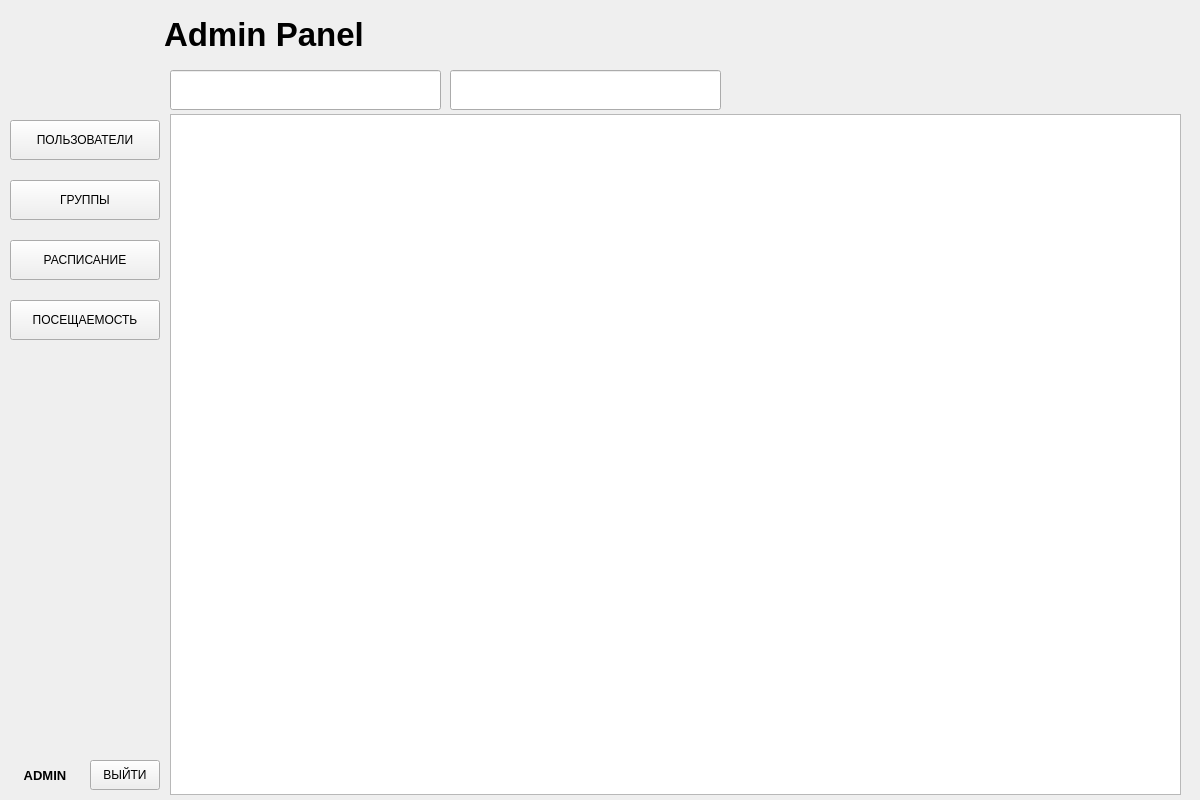
EL0re/SEM5_VPICMV_COURSEWORK, file sprots_club/mainwindow.ui: the form before one commit.
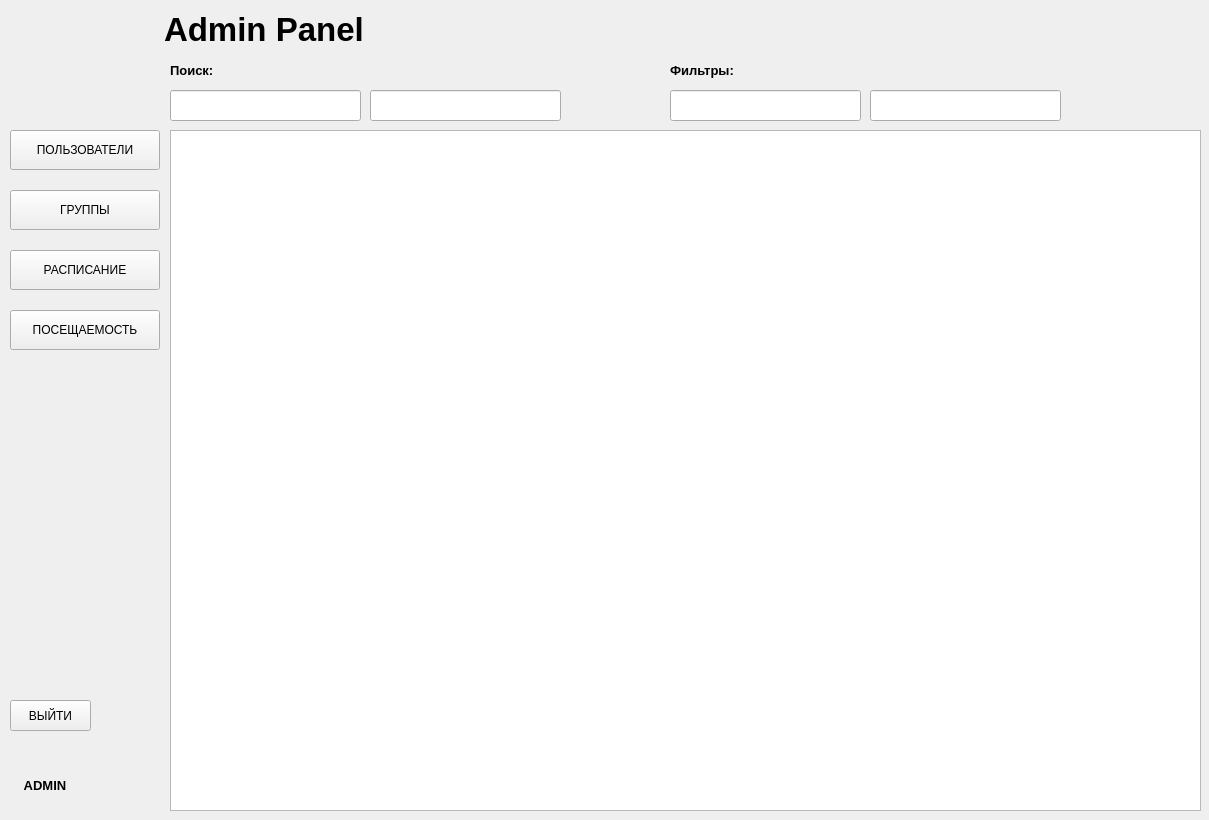
The form after the commit.

Commit message: add new elements on ui-s

What changed in the file:
```diff
--- a/sprots_club/mainwindow.ui
+++ b/sprots_club/mainwindow.ui
@@ -6,8 +6,8 @@
    <rect>
     <x>0</x>
     <y>0</y>
-    <width>1200</width>
-    <height>800</height>
+    <width>1209</width>
+    <height>820</height>
    </rect>
   </property>
   <property name="windowTitle">
@@ -18,8 +18,8 @@
     <property name="geometry">
      <rect>
       <x>170</x>
-      <y>114</y>
-      <width>1011</width>
+      <y>130</y>
+      <width>1031</width>
       <height>681</height>
      </rect>
     </property>
@@ -28,7 +28,7 @@
     <property name="geometry">
      <rect>
       <x>10</x>
-      <y>180</y>
+      <y>190</y>
       <width>150</width>
       <height>40</height>
      </rect>
@@ -41,7 +41,7 @@
     <property name="geometry">
      <rect>
       <x>10</x>
-      <y>120</y>
+      <y>130</y>
       <width>150</width>
       <height>40</height>
      </rect>
@@ -54,11 +54,17 @@
     <property name="geometry">
      <rect>
       <x>170</x>
-      <y>70</y>
-      <width>271</width>
-      <height>40</height>
+      <y>90</y>
+      <width>191</width>
+      <height>31</height>
      </rect>
     </property>
+    <property name="autoFillBackground">
+     <bool>false</bool>
+    </property>
+    <property name="dragEnabled">
+     <bool>false</bool>
+    </property>
     <property name="placeholderText">
      <string notr="true" comment="ПОИСК ПО ФИО"/>
     </property>
@@ -66,10 +72,10 @@
    <widget class="QPushButton" name="logoutButton">
     <property name="geometry">
      <rect>
-      <x>90</x>
-      <y>760</y>
-      <width>70</width>
-      <height>30</height>
+      <x>10</x>
+      <y>700</y>
+      <width>81</width>
+      <height>31</height>
      </rect>
     </property>
     <property name="text">
@@ -95,7 +101,7 @@
       <x>164</x>
       <y>9</y>
       <width>571</width>
-      <height>51</height>
+      <height>41</height>
      </rect>
     </property>
     <property name="font">
@@ -115,10 +121,10 @@
    <widget class="QLineEdit" name="lineEdit">
     <property name="geometry">
      <rect>
-      <x>450</x>
-      <y>70</y>
-      <width>271</width>
-      <height>40</height>
+      <x>370</x>
+      <y>90</y>
+      <width>191</width>
+      <height>31</height>
      </rect>
     </property>
    </widget>
@@ -126,7 +132,7 @@
     <property name="geometry">
      <rect>
       <x>10</x>
-      <y>240</y>
+      <y>250</y>
       <width>150</width>
       <height>40</height>
      </rect>
@@ -139,7 +145,7 @@
     <property name="geometry">
      <rect>
       <x>10</x>
-      <y>300</y>
+      <y>310</y>
       <width>150</width>
       <height>40</height>
      </rect>
@@ -152,7 +158,7 @@
     <property name="geometry">
      <rect>
       <x>10</x>
-      <y>760</y>
+      <y>770</y>
       <width>70</width>
       <height>30</height>
      </rect>
@@ -175,7 +181,7 @@
     <property name="geometry">
      <rect>
       <x>10</x>
-      <y>720</y>
+      <y>740</y>
       <width>150</width>
       <height>30</height>
      </rect>
@@ -184,6 +190,66 @@
      <string/>
     </property>
    </widget>
+   <widget class="QLineEdit" name="lineEdit_2">
+    <property name="geometry">
+     <rect>
+      <x>670</x>
+      <y>90</y>
+      <width>191</width>
+      <height>31</height>
+     </rect>
+    </property>
+   </widget>
+   <widget class="QLineEdit" name="lineEdit_3">
+    <property name="geometry">
+     <rect>
+      <x>870</x>
+      <y>90</y>
+      <width>191</width>
+      <height>31</height>
+     </rect>
+    </property>
+   </widget>
+   <widget class="QLabel" name="labelSearch">
+    <property name="geometry">
+     <rect>
+      <x>170</x>
+      <y>50</y>
+      <width>81</width>
+      <height>41</height>
+     </rect>
+    </property>
+    <property name="font">
+     <font>
+      <pointsize>10</pointsize>
+      <weight>75</weight>
+      <bold>true</bold>
+     </font>
+    </property>
+    <property name="text">
+     <string>Поиск:</string>
+    </property>
+   </widget>
+   <widget class="QLabel" name="labelFilters">
+    <property name="geometry">
+     <rect>
+      <x>670</x>
+      <y>50</y>
+      <width>101</width>
+      <height>41</height>
+     </rect>
+    </property>
+    <property name="font">
+     <font>
+      <pointsize>10</pointsize>
+      <weight>75</weight>
+      <bold>true</bold>
+     </font>
+    </property>
+    <property name="text">
+     <string>Фильтры:</string>
+    </property>
+   </widget>
   </widget>
  </widget>
  <layoutdefault spacing="6" margin="11"/>
```
The commit also changes 6 other files.
